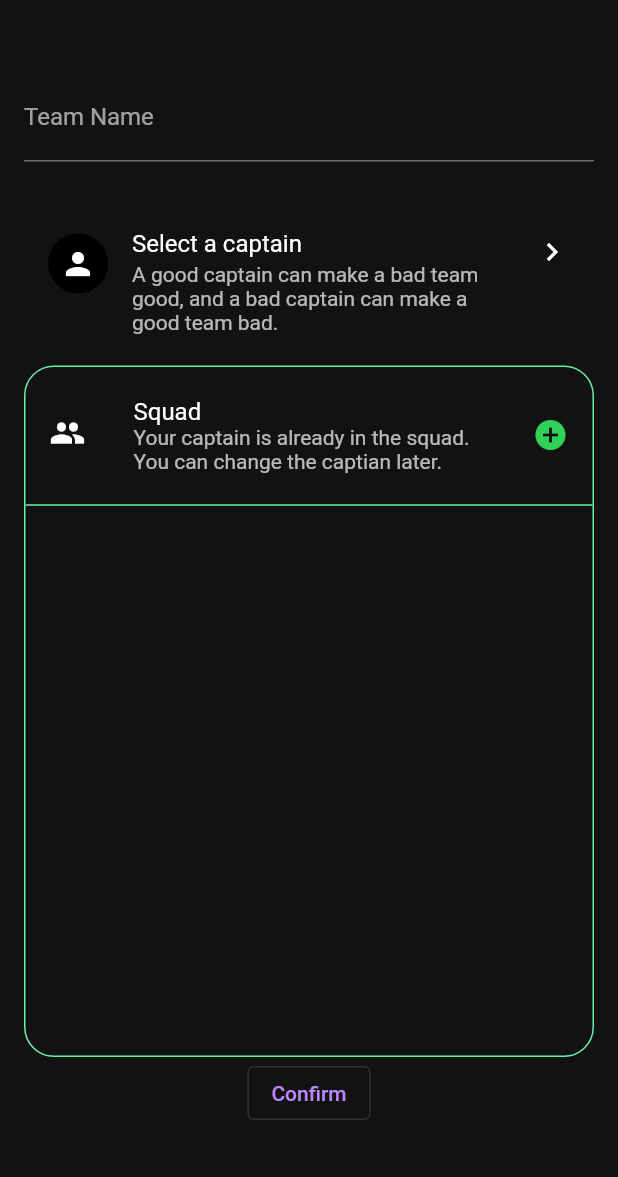
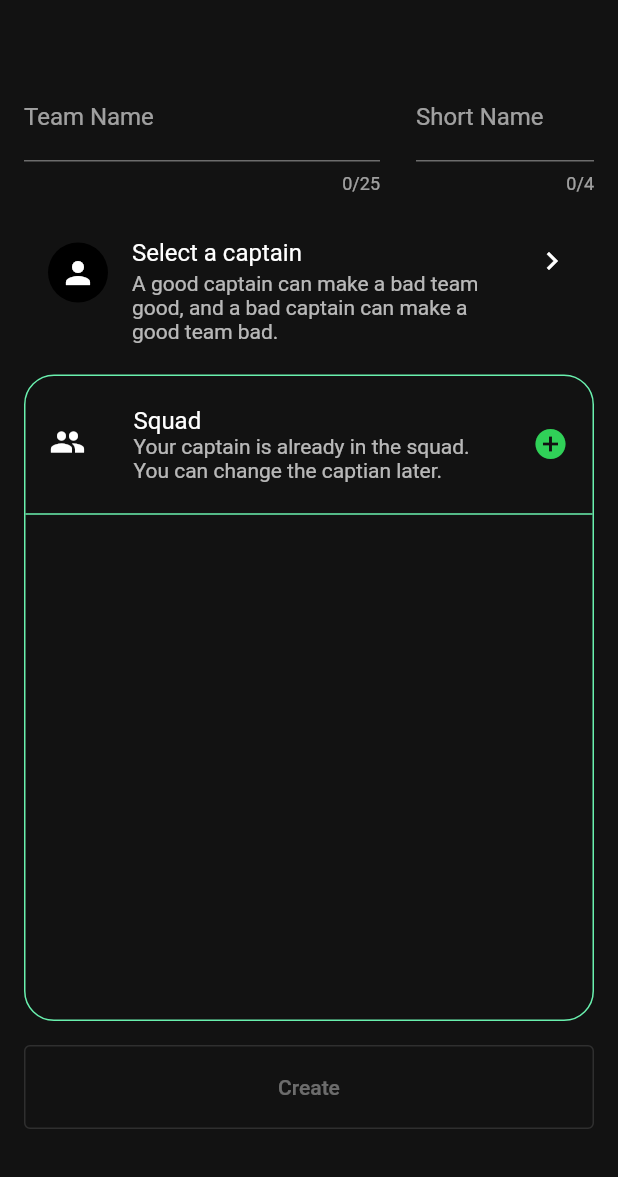
Before and after one commit to PlayPratz/Scorecard, a Flutter app: the CreateTeamForm widget shown alone on an empty page, opened directly, on a phone screen of 412 x 824 dp, the part 59-1236 px from its top. Run offline on Flutter 3.47's test engine with Material 2 defaults, Android fonts, the phone set to English and light mode, and no system bars; our stand-ins replace google_fonts; Roboto replaces fonts that are missing (Ubuntu).

Commit message:
Completed team addition flow (still not writing to local storage)

```diff
--- a/lib/screens/createteam.dart
+++ b/lib/screens/createteam.dart
@@ -1,5 +1,6 @@
 import 'package:flutter/material.dart';
 import 'package:scorecard/models/player.dart';
+import 'package:scorecard/models/team.dart';
 import 'package:scorecard/screens/basescreen.dart';
 import 'package:scorecard/screens/playerlist.dart';
 import 'package:scorecard/screens/titledpage.dart';
@@ -18,8 +19,11 @@ class CreateTeamForm extends StatefulWidget {
 
 class _CreateTeamFormState extends State<CreateTeamForm> {
   Player? _selectedCaptain;
+  final List<Player> _selectedPlayerList = [];
 
-  final List<Player> _selectedPlayerList = [];
+  final TextEditingController _teamNameController = TextEditingController();
+  final TextEditingController _shortTeamNameController =
+      TextEditingController();
 
   @override
   Widget build(BuildContext context) {
@@ -28,22 +32,41 @@ class _CreateTeamFormState extends State<CreateTeamForm> {
       child: Form(
         child: Column(
           children: [
-            TextFormField(
-              decoration: const InputDecoration(label: Text("Team Name")),
+            Row(
+              children: [
+                Expanded(
+                  flex: 2,
+                  child: TextFormField(
+                    controller: _teamNameController,
+                    maxLength: 25,
+                    decoration: const InputDecoration(label: Text("Team Name")),
+                  ),
+                ),
+                const SizedBox(width: 24),
+                Expanded(
+                  child: TextFormField(
+                    controller: _shortTeamNameController,
+                    textCapitalization: TextCapitalization.characters,
+                    maxLength: 4,
+                    decoration:
+                        const InputDecoration(label: Text("Short Name")),
+                  ),
+                ),
+              ],
             ),
-            const SizedBox(height: 32),
+            const SizedBox(height: 16),
             _selectedCaptain == null
                 ? ListTile(
-                    leading: CircleAvatar(
+                    leading: const CircleAvatar(
                       child: Icon(Icons.person),
                     ),
-                    title: Text("Select a captain"),
+                    title: const Text("Select a captain"),
                     isThreeLine: true,
-                    subtitle: Text(
+                    subtitle: const Text(
                       "A good captain can make a bad team good, and a bad captain can make a good team bad.",
                     ),
-                    trailing: Icon(Icons.chevron_right),
-                    onTap: chooseCaptain,
+                    trailing: Elements.forwardIcon,
+                    onTap: _chooseCaptain,
                   )
                 : Column(
                     children: [
@@ -56,7 +79,7 @@ class _CreateTeamFormState extends State<CreateTeamForm> {
                       ),
                       PlayerTile(
                         _selectedCaptain!,
-                        onSelect: (Player player) => chooseCaptain(),
+                        onSelect: (Player player) => _chooseCaptain(),
                       ),
                     ],
                   ),
@@ -84,7 +107,7 @@ class _CreateTeamFormState extends State<CreateTeamForm> {
                             filteredPlayerList.removeWhere((player) =>
                                 _selectedPlayerList.contains(player));
                             filteredPlayerList.remove(_selectedCaptain);
-                            Player? player = await getPlayerFromList(
+                            Player? player = await _getPlayerFromList(
                                 filteredPlayerList, context);
                             if (player != null) {
                               setState(() {
@@ -110,14 +133,32 @@ class _CreateTeamFormState extends State<CreateTeamForm> {
                 ),
               ),
             ),
-            OutlinedButton(onPressed: () {}, child: Text("Confirm"))
+            Elements.getConfirmButton(
+                text: "Create",
+                onPressed: _validateForm() ? _submitTeam : null),
           ],
         ),
       ),
     );
   }
 
-  Future<Player?> getPlayerFromList(
+  void _submitTeam() {
+    Utils.addTeam(Team(
+      _teamNameController.text,
+      _shortTeamNameController.text,
+      [_selectedCaptain!, ..._selectedPlayerList],
+    ));
+    Utils.goBack(context);
+  }
+
+  bool _validateForm() {
+    if (_selectedCaptain == null) {
+      return false;
+    }
+    return true;
+  }
+
+  Future<Player?> _getPlayerFromList(
       List<Player> playerList, BuildContext context) async {
     Player? player = await Utils.goToPage(
         TitledPage(
@@ -134,9 +175,9 @@ class _CreateTeamFormState extends State<CreateTeamForm> {
     return player;
   }
 
-  void chooseCaptain() async {
+  void _chooseCaptain() async {
     Player? chosenCaptain =
-        await getPlayerFromList(Utils.getAllPlayers(), context);
+        await _getPlayerFromList(Utils.getAllPlayers(), context);
     if (chosenCaptain != null) {
       if (_selectedPlayerList.contains(chosenCaptain)) {
         _selectedPlayerList.remove(chosenCaptain);
--- a/lib/screens/hometabview.dart
+++ b/lib/screens/hometabview.dart
@@ -21,7 +21,9 @@ class _HomeTabViewState extends State<HomeTabView> {
   final List<Widget> test = [
     MatchList(),
     const Text("Tourney"),
-    TeamList(),
+    TeamList(
+      teamList: Utils.getAllTeams(),
+    ),
     PlayerList(
       playerList: Utils.getAllPlayers(),
       showAddButton: true,
--- a/lib/screens/widgets/itemlist.dart
+++ b/lib/screens/widgets/itemlist.dart
@@ -19,7 +19,7 @@ class ItemList extends StatelessWidget {
   @override
   Widget build(BuildContext context) {
     return ListView(
-      padding: const EdgeInsets.symmetric(horizontal: 12),
+      // padding: const EdgeInsets.symmetric(horizontal: 12),
       children: [
         createItemPage != null && createItemString != null
             ? Padding(
--- a/lib/util/elements.dart
+++ b/lib/util/elements.dart
@@ -17,4 +17,20 @@ class Elements {
   static const Icon forwardIcon = Icon(
     Icons.chevron_right,
   );
+
+  static Widget getConfirmButton(
+      {required String text, Function()? onPressed}) {
+    return Padding(
+      padding: const EdgeInsets.only(top: 16),
+      child: SizedBox(
+        width: double.infinity,
+        height: 56,
+        child: OutlinedButton(
+            onPressed: onPressed,
+            child: Text(
+              text,
+            )),
+      ),
+    );
+  }
 }
--- a/lib/util/utils.dart
+++ b/lib/util/utils.dart
@@ -1,5 +1,6 @@
 import 'package:flutter/material.dart';
 import 'package:scorecard/models/player.dart';
+import 'package:scorecard/models/team.dart';
 
 class Utils {
   Utils._(); // Private constructor
@@ -16,9 +17,21 @@ class Utils {
   static List<Player> getAllPlayers() {
     return [..._playerList];
   }
+
+  static void addPlayer(Player player) {
+    _playerList.add(player);
+  }
+
+  static List<Team> getAllTeams() {
+    return [..._teamList];
+  }
+
+  static void addTeam(Team team) {
+    _teamList.add(team);
+  }
 }
 
-List<Player> _playerList = [
+final List<Player> _playerList = [
   Player.withPhoto(
     id: 1,
     name: "Pratik",
@@ -68,3 +81,8 @@ List<Player> _playerList = [
     bowlStyle: BowlStyle.spin,
   ),
 ];
+
+final List<Team> _teamList = [
+  Team("Mumbai Indians", "MI", []),
+  Team("Chennai Super Kings", "CSK", [])
+];
```
Also changed, not shown: lib/screens/creatematch.dart (+69 -14 lines), lib/screens/teamlist.dart (+9 -7 lines), lib/screens/widgets/teamtile.dart (+9 -2 lines).
